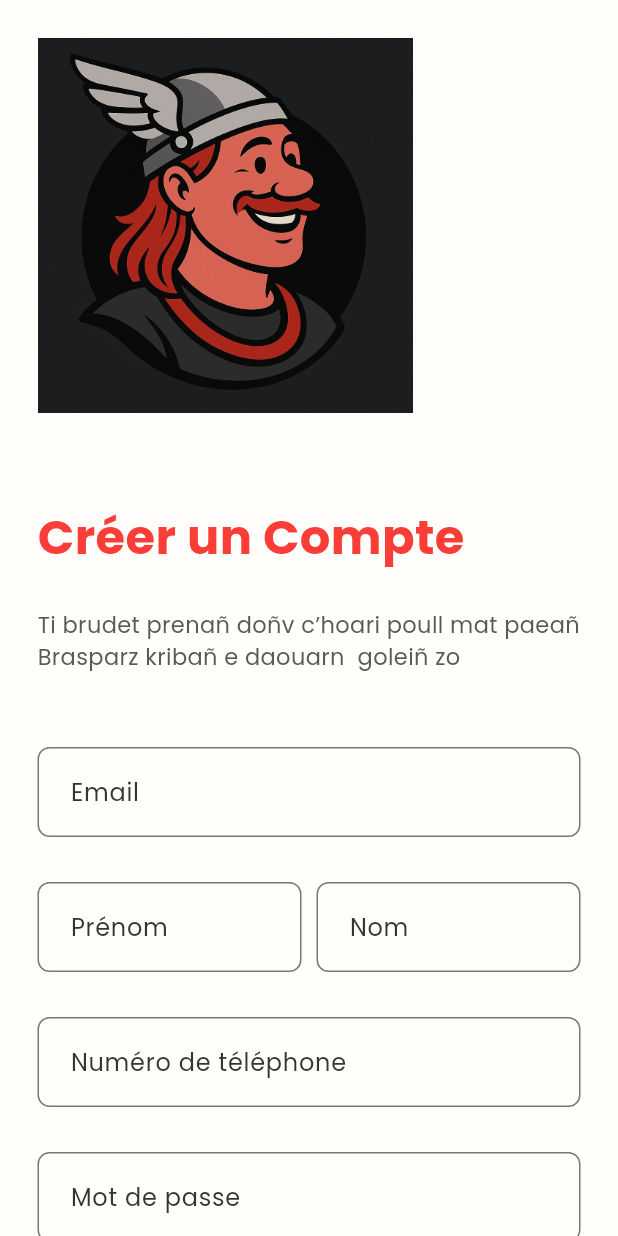
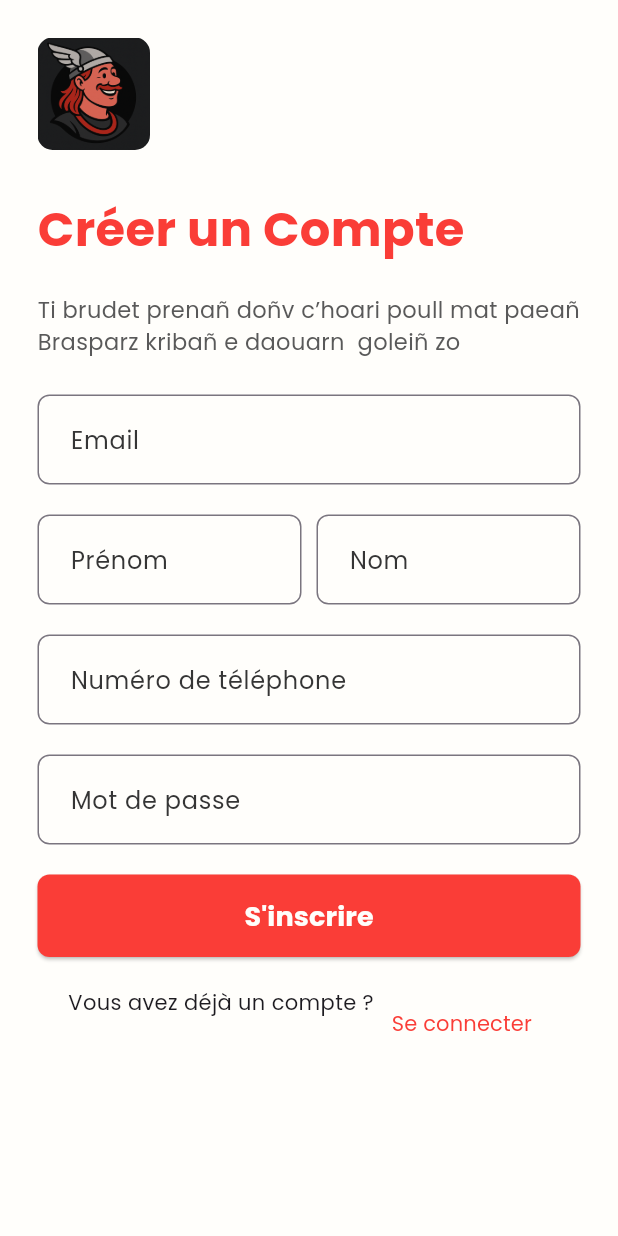
Before and after one commit to FuzMaxime/Benevolix_App, a Flutter app: the RegisterPage screen opened by its route, on a phone screen of 412 x 824 dp. Run offline on Flutter 3.47's test engine with Material 3 defaults, Android fonts, the phone set to English and light mode, and no system bars; our stand-ins replace flutter_dotenv, flutter_riverpod, geocoding, geolocator, permission_handler, shared_preferences; accounts and stored records are empty; network calls fail.

Commit message:
fix(style): fix errors style on pages

```diff
--- a/benevolix_app/lib/core/constants/color.dart
+++ b/benevolix_app/lib/core/constants/color.dart
@@ -9,6 +9,7 @@ class ColorConstant {
   static Color grey = hexToColor("#595959");
   static Color lightGrey = hexToColor("#A8AAB6");
   static Color white = hexToColor("#fffefb");
+  static Color cardBg = hexToColor("#F3F3F7");
 }
 
 Color hexToColor(String hex) {
--- a/benevolix_app/lib/core/widgets/submit_button_widget.dart
+++ b/benevolix_app/lib/core/widgets/submit_button_widget.dart
@@ -24,14 +24,20 @@ class _SubmitButtonState extends State<SubmitButton> {
       onPressed: () => widget.onPressed.call(),
       style: ElevatedButton.styleFrom(
         backgroundColor: ColorConstant.red,
-        fixedSize: Size(400, 50),
+        fixedSize: Size(400, 55),
         padding: const EdgeInsets.symmetric(horizontal: 0, vertical: 15),
         shape: RoundedRectangleBorder(
           borderRadius: BorderRadius.circular(8.0),
         ),
       ),
       child: widget.isLoading
-          ? CircularProgressIndicator(color: ColorConstant.white)
+          ? SizedBox(
+            width: 20,
+            height: 20,
+            child: Center(
+                child: CircularProgressIndicator(color: ColorConstant.white ),
+            ),
+          )
           : Text(widget.text,
               style: TextStyle(
                   fontSize: 18,
--- a/benevolix_app/lib/features/announcements/modals/details_announcement_modal.dart
+++ b/benevolix_app/lib/features/announcements/modals/details_announcement_modal.dart
@@ -11,7 +11,7 @@ import '../../candidacies/services/candidacy_service.dart';
 class DetailsAnnouncement extends StatefulWidget {
   final Announcement announcement;
 
-  const DetailsAnnouncement({Key? key, required this.announcement}) : super(key: key);
+  const DetailsAnnouncement({super.key, required this.announcement});
 
   @override
   _DetailsAnnouncementState createState() => _DetailsAnnouncementState();
@@ -150,6 +150,7 @@ class _DetailsAnnouncementState extends State<DetailsAnnouncement> {
               spacing: 8,
               children:  announcement.application.map((application) => Chip(
                 label: ProfilePicture(
+                  id: application.annonceId.toString(),
                   firstName: "U",
                   lastName: application.annonceId.toString(),
                   size: AvatarSize.small,
--- a/benevolix_app/lib/features/announcements/widgets/details_announcement_widget.dart
+++ b/benevolix_app/lib/features/announcements/widgets/announcement_widget.dart
@@ -27,6 +27,7 @@ class AnnouncementDetails extends StatelessWidget {
     return GestureDetector(
       onTap: () => _showSlideUpView(context),
       child: Card(
+        color: ColorConstant.cardBg,
         shape: RoundedRectangleBorder(borderRadius: BorderRadius.circular(12)),
         elevation: 4,
         child: Padding(
@@ -46,7 +47,7 @@ class AnnouncementDetails extends StatelessWidget {
                 Expanded(
                   child: Text(
                     announcement.title,
-                    style: const TextStyle(fontSize: 16, fontWeight: FontWeight.bold),
+                    style: const TextStyle(fontSize: 20, fontWeight: FontWeight.bold),
                   ),
                 )],
               ),
--- a/benevolix_app/lib/features/auth/pages/login_page.dart
+++ b/benevolix_app/lib/features/auth/pages/login_page.dart
@@ -51,7 +51,7 @@ class _LoginState extends State<LoginPage> {
             children: [
               HeaderAuth(title: "Content de vous revoir !"),
               Column(
-                spacing: 35.0,
+                spacing: 25.0,
                 children: [
                   TextField(
                     controller: emailController,
--- a/benevolix_app/lib/features/auth/pages/register_page.dart
+++ b/benevolix_app/lib/features/auth/pages/register_page.dart
@@ -59,15 +59,17 @@ class _RegisterState extends State<RegisterPage> {
         padding: const EdgeInsets.all(25.0),
         child: Center(
           child: Column(
-            spacing: 50.0,
+            spacing: 25.0,
             children: [
-              HeaderAuth(title: "Créer un Compte"), // Header for the registration page
+              HeaderAuth(
+                  title: "Créer un Compte"), // Header for the registration page
               Column(
-                spacing: 30.0,
+                spacing: 20.0,
                 children: [
                   TextField(
                       controller: emailController,
-                      decoration: getInputDecoration('Email')), // Input field for email
+                      decoration:
+                          getInputDecoration('Email')), // Input field for email
                   Row(
                     children: [
                       Expanded(
@@ -102,19 +104,24 @@ class _RegisterState extends State<RegisterPage> {
                   SubmitButton(
                       text: 'S\'inscrire',
                       onPressed: _handleRegister,
-                      isLoading: isLoading), // Button to initiate the registration process
-                  Container(
-                    alignment: Alignment.center,
-                    child: Row(
-                      mainAxisAlignment: MainAxisAlignment.center,
+                      isLoading:
+                          isLoading), // Button to initiate the registration process
+                  SizedBox(
+                    width: MediaQuery.of(context).size.width *
+                        1, // 90% de la largeur de l'écran
+                    child: Wrap(
+                      alignment: WrapAlignment.center,
+                      spacing: 0,
                       children: [
-                        const Text("Vous avez déjà un compte ?"),
+                        Text("Vous avez déjà un compte ?"),
                         TextButton(
                           onPressed: () {
-                            Navigator.pushNamed(context, '/login'); // Navigate to the login page
+                            Navigator.pushNamed(context, '/login');
                           },
-                          child: Text("Se connecter",
-                              style: TextStyle(color: ColorConstant.red)),
+                          child: Text(
+                            "Se connecter",
+                            style: TextStyle(color: ColorConstant.red),
+                          ),
                         ),
                       ],
                     ),
--- a/benevolix_app/lib/features/auth/widgets/header_auth_widget.dart
+++ b/benevolix_app/lib/features/auth/widgets/header_auth_widget.dart
@@ -11,14 +11,17 @@ class HeaderAuth extends StatelessWidget {
   @override
   Widget build(BuildContext context) {
     return Column(
-      spacing: 60.0,
+      spacing: 30.0,
       children: [
         Align(
           alignment: Alignment.topLeft,
-          child: Image.asset('assets/images/Benevolix.png', width: 250),
+          child: ClipRRect(
+              borderRadius: BorderRadius.circular(10),
+              child: Image.asset('assets/images/Benevolix.png', width: 75)
+          ),
         ),
         Column(
-          spacing: 25.0,
+          spacing: 20.0,
           children: [
             Align(
                 alignment: Alignment.topLeft,
--- a/benevolix_app/lib/main.dart
+++ b/benevolix_app/lib/main.dart
@@ -6,7 +6,7 @@ import 'package:flutter_dotenv/flutter_dotenv.dart';
 import 'package:flutter_riverpod/flutter_riverpod.dart';
 import 'core/constants/color.dart';
 import 'core/widgets/generic_page_widget.dart';
-import 'features/home/pages/home_page.dart';
+import 'features/announcements/pages/announcement_page.dart';
 
 void main() async {
   WidgetsFlutterBinding.ensureInitialized();
@@ -31,7 +31,7 @@ class MyApp extends StatelessWidget {
       routes: {
         '/login': (context) => LoginPage(),
         '/register': (context) => RegisterPage(),
-        '/home': (context) => GenericPage(HomePage()),
+        '/home': (context) => GenericPage(AnnouncementPage()),
         '/profile': (context) => GenericPage(ProfilePage())
       },
       theme: ThemeData(
```
Also changed, not shown: benevolix_app/lib/core/widgets/header_widget.dart (+7 -1 lines), benevolix_app/lib/features/announcements/pages/announcement_page.dart (renamed from benevolix_app/lib/features/home/pages/home_page.dart, +6 -6 lines), benevolix_app/lib/features/auth/pages/profile_page.dart (+8 -3 lines), benevolix_app/lib/features/auth/widgets/profile_section_widget.dart (+9 -5 lines), 3 other files.
